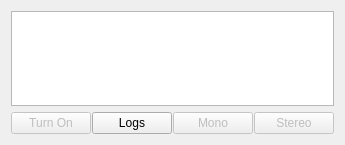
Old version of the form landside/catkin_ws/src/gui/resource/CameraStatusWidget.ui in the repository DukeRobotics/robosub-ros.
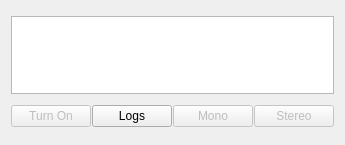
New version of the form.

Commit message: Always show all 4 rows

The edit to the form file:
```diff
--- a/landside/catkin_ws/src/gui/resource/CameraStatusWidget.ui
+++ b/landside/catkin_ws/src/gui/resource/CameraStatusWidget.ui
@@ -22,6 +22,18 @@
   <layout class="QVBoxLayout" name="verticalLayout">
    <item>
     <widget class="QTableWidget" name="status_table">
+     <property name="sizePolicy">
+      <sizepolicy hsizetype="Expanding" vsizetype="Minimum">
+       <horstretch>0</horstretch>
+       <verstretch>0</verstretch>
+      </sizepolicy>
+     </property>
+     <property name="maximumSize">
+      <size>
+       <width>16777215</width>
+       <height>78</height>
+      </size>
+     </property>
      <property name="focusPolicy">
       <enum>Qt::NoFocus</enum>
      </property>
```
Left out of the diff: 2 changed lines with no effect on the pictures.
